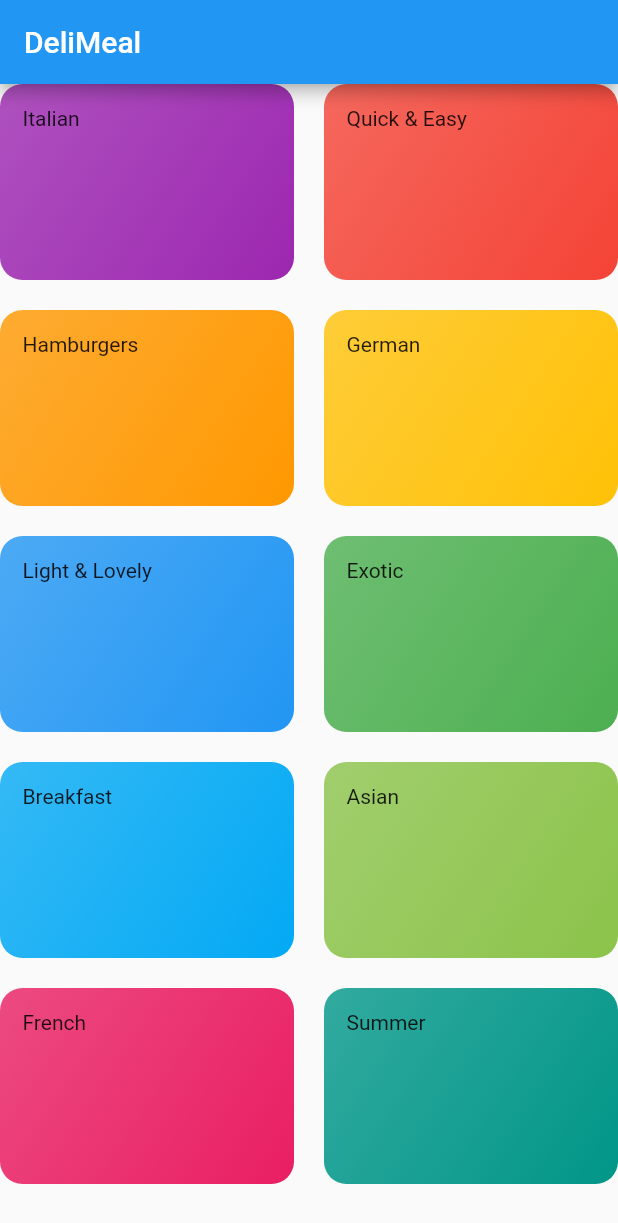
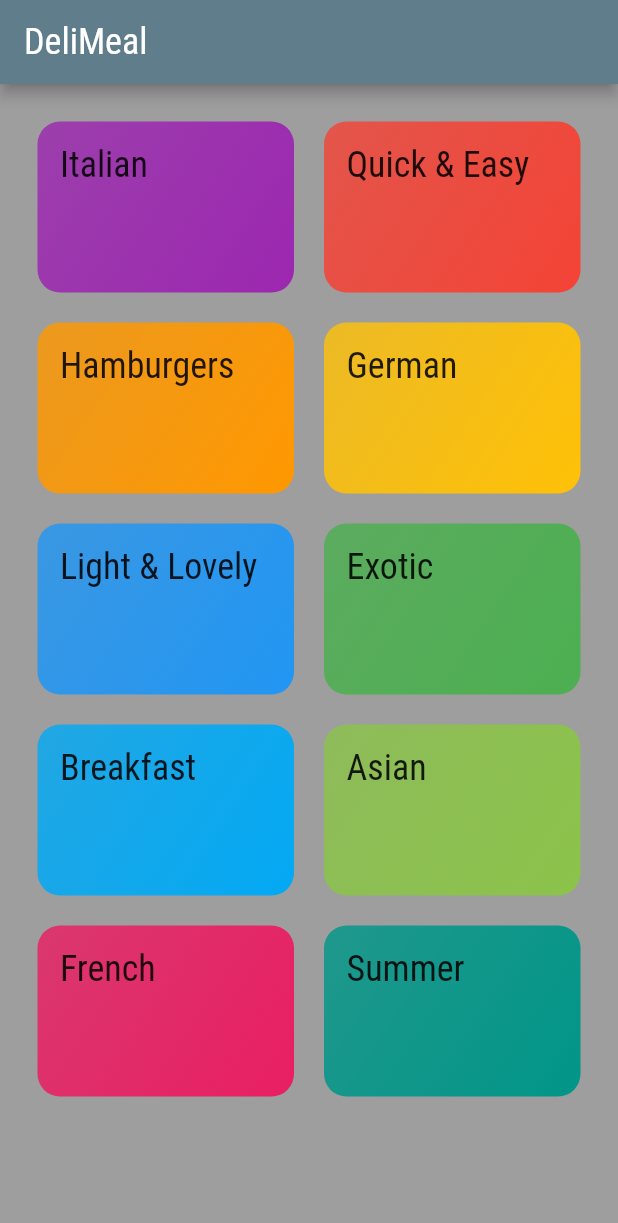
Before and after one commit to ghanayemomar/meals_app, a Flutter app: the screen it shows after launch, on a phone screen of 412 x 824 dp. Shown: the top 1223 px of the screen. Run offline on Flutter 3.47's test engine with Material 2 defaults, Android fonts, the phone set to English and light mode, and no system bars.

Commit message:
162: 162. Styling & Theming

```diff
--- a/lib/categories_screen.dart
+++ b/lib/categories_screen.dart
@@ -10,6 +10,7 @@ class CategoriesScreen extends StatelessWidget {
         title: const Text('DeliMeal'),
       ),
       body: GridView(
+        padding: const EdgeInsets.all(25),
         children: DUMMY_CATEGORIES
             .map(
               (catData) => CategoryItem(
--- a/lib/category_item.dart
+++ b/lib/category_item.dart
@@ -11,7 +11,7 @@ class CategoryItem extends StatelessWidget {
   Widget build(BuildContext context) {
     return Container(
       padding: const EdgeInsets.all(15),
-      child: Text(title),
+      child: Text(title, style: Theme.of(context).textTheme.headline6),
       decoration: BoxDecoration(
         gradient: LinearGradient(
           colors: [
--- a/lib/main.dart
+++ b/lib/main.dart
@@ -10,7 +10,20 @@ class MyApp extends StatelessWidget {
       title: 'DeliMeals',
       debugShowCheckedModeBanner: false,
       theme: ThemeData(
-        primarySwatch: Colors.blue,
+        primarySwatch: Colors.blueGrey,
+        canvasColor: Colors.grey,
+        fontFamily: 'Releway',
+        textTheme: ThemeData.light().textTheme.copyWith(
+            bodyText1: TextStyle(
+              color: Color.fromARGB(20, 51, 51, 1),
+            ),
+            bodyText2: TextStyle(
+              color: Color.fromARGB(20, 51, 51, 1),
+            ),
+            headline6: TextStyle(
+              fontSize: 24,
+              fontFamily: 'RobotoCondensed',
+            )),
       ),
       home: CategoriesScreen(),
     );
```
Also changed, not shown: pubspec.yaml (+17 -6 lines), assets/fonts/Raleway-Black.ttf (added), assets/fonts/Raleway-Bold.ttf (added), assets/fonts/Raleway-Regular.ttf (added), assets/fonts/RobotoCondensed-Bold.ttf (added), assets/fonts/RobotoCondensed-Italic.ttf (added), assets/fonts/RobotoCondensed-Light.ttf (added), assets/fonts/RobotoCondensed-Regular.ttf (added).
